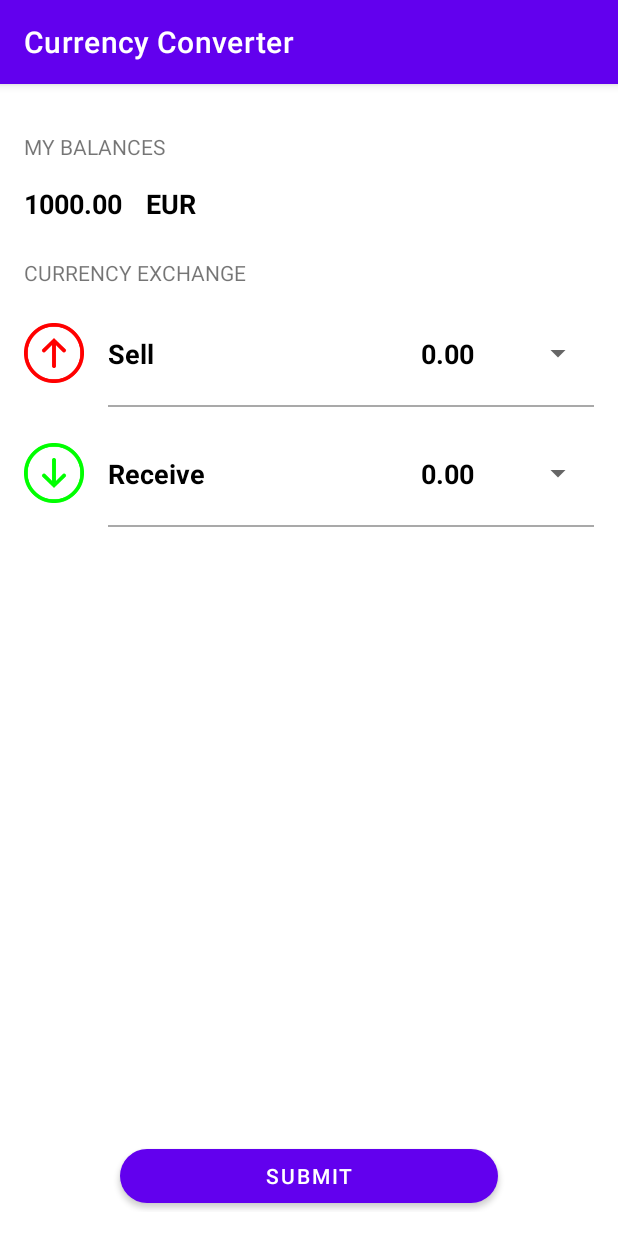
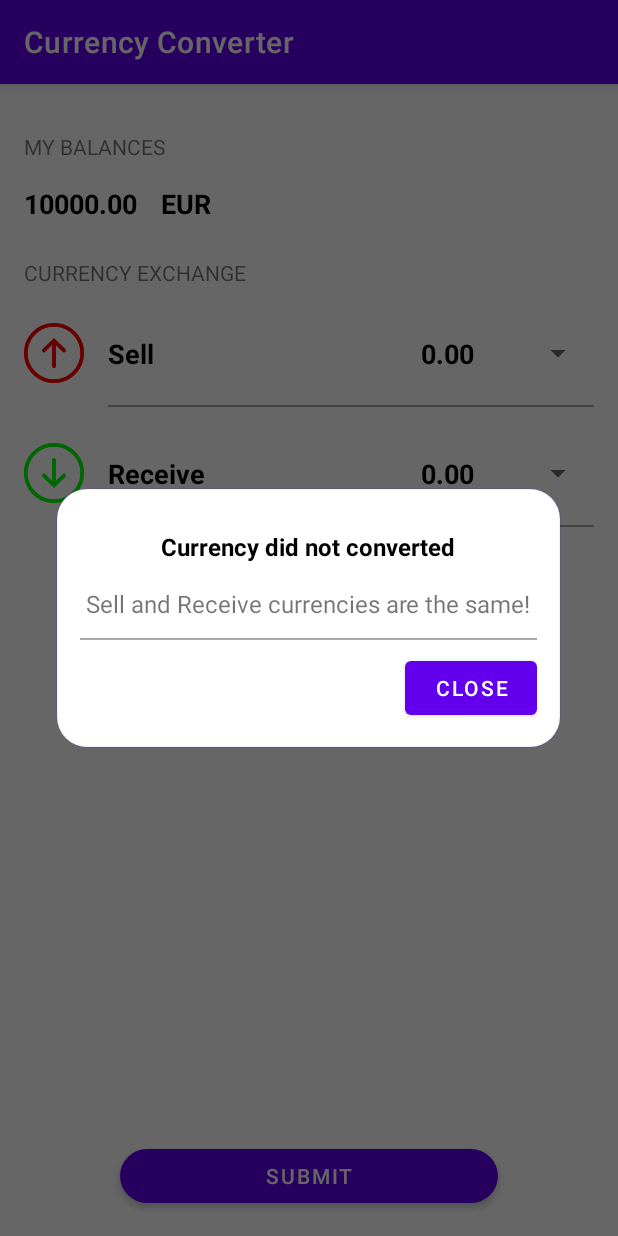
Before and after one commit to VaruzhSargsyan/ExamExchange, an Android app: the screen it shows after launch (MainActivity), after a tap on "SUBMIT", on a phone screen of 412 x 824 dp. Run offline under Robolectric (Android 15) with nearby library versions, the phone set to English and light mode, and no system bars; our stand-ins replace Room's generated code; network calls fail; 1 statement that could not run was skipped.

Commit message:
- implemented dialog, res/kt files, styles, strings/texts and messages - implemented fee calculation layer to separate the process for further development - added rules into database for fee calculations - added rules of different type - finalized conversion - updated balance data structure - added fee calculator into application layer - few bug fixes in calculation formulas

```diff
--- a/app/src/main/java/com/app/examexchange/application/ApplicationModel.kt
+++ b/app/src/main/java/com/app/examexchange/application/ApplicationModel.kt
@@ -1,12 +1,14 @@
 package com.app.examexchange.application
 
 import com.app.examexchange.database.MyDatabase
+import com.app.examexchange.model.FeeCalculator
 import com.app.examexchange.reopsitories.DatabaseRepository
 import kotlinx.coroutines.CoroutineScope
 
-class ApplicationModel(private val application: Application, private val applicationScope: CoroutineScope) {
+class ApplicationModel(val application: Application, private val applicationScope: CoroutineScope) {
 
     private val database by lazy { MyDatabase.getDatabase(application, applicationScope) }
     val repository by lazy { DatabaseRepository(database) }
+    val feeCalculator by lazy { FeeCalculator(database) }
 
 }
--- a/app/src/main/java/com/app/examexchange/database/MyDatabase.kt
+++ b/app/src/main/java/com/app/examexchange/database/MyDatabase.kt
@@ -22,13 +22,13 @@ abstract class MyDatabase : RoomDatabase() {
 
     private class DatabaseCallback(
         private val scope: CoroutineScope
-    ) : RoomDatabase.Callback() {
+    ) : Callback() {
 
         override fun onCreate(db: SupportSQLiteDatabase) {
             super.onCreate(db)
             INSTANCE?.let { database ->
                 scope.launch {
-                    database.balanceDao().upsert(listOf(Balance(currency = "EUR", value = 1000.0f)))
+                    database.balanceDao().upsert(listOf(Balance(currency = "EUR", value = 10000.0f)))
                     database.ruleDao().insert(getRules())
                 }
             }
--- a/app/src/main/java/com/app/examexchange/database/dao/ExchangeDao.kt
+++ b/app/src/main/java/com/app/examexchange/database/dao/ExchangeDao.kt
@@ -14,6 +14,6 @@ interface ExchangeDao {
     suspend fun insert(exchange: Exchange)
 
     @RawQuery
-    fun runRule(query: SupportSQLiteQuery): Boolean?
+    suspend fun runRuleOnHistory(query: SupportSQLiteQuery): Boolean?
 
 }
--- a/app/src/main/java/com/app/examexchange/database/entities/Balance.kt
+++ b/app/src/main/java/com/app/examexchange/database/entities/Balance.kt
@@ -9,6 +9,8 @@ data class Balance (
     @PrimaryKey
     @ColumnInfo(name = "currency") val currency: String,
     @ColumnInfo(name = "value") val value: Float
-) {
+) : Comparable<Balance> {
     fun getFormattedValueString() = String.format("%.2f", value)
+
+    override fun compareTo(other: Balance) = value.compareTo(other.value)
 }
--- a/app/src/main/java/com/app/examexchange/database/entities/Rule.kt
+++ b/app/src/main/java/com/app/examexchange/database/entities/Rule.kt
@@ -8,11 +8,29 @@ import androidx.room.PrimaryKey
 data class Rule (
     @PrimaryKey(autoGenerate = true) val id: Int = 0,
     @ColumnInfo(name = "description") val name: String,
-    @ColumnInfo(name = "sql_script") val sql_script: String
+    @ColumnInfo(name = "content") val content: String,
+    @ColumnInfo(name = "type") val type: String
 ) {
-    constructor(name: String, sql_script: String) : this(0, name, sql_script)
+    constructor(name: String, sql_script: String, type: String)
+            : this(0, name, sql_script, type)
 }
 
-private val rule1 = Rule("The first five currency exchanges are free of charge",
-    "SELECT CAST(CASE WHEN COUNT(id) <= 5 THEN 1 ELSE 0 END AS BIT) FROM table_exchanges;")
-fun getRules() = listOf(rule1)
+object RuleTypes {
+    const val SCRIPT_RUN_ON_EXCHANGE = "Database script for Exchange table"
+    const val DEFAULT_FEE = "Default fee value"
+    const val CONVERSION_MAXIMAL_LIMIT_IN_EURO = "Conversion limit calculation"
+}
+
+private val rule1 = Rule("The first five currency exchanges are free of charge.",
+    "SELECT CAST(CASE WHEN COUNT(id) < 5 THEN 1 ELSE 0 END AS BIT) FROM table_exchanges;",
+        RuleTypes.SCRIPT_RUN_ON_EXCHANGE)
+private val rule2 = Rule("Every tenth conversion is free.",
+    "SELECT CAST(CASE WHEN COUNT(id) % 3 = 0 THEN 1 ELSE 0 END AS BIT) FROM table_exchanges;",
+        RuleTypes.SCRIPT_RUN_ON_EXCHANGE)
+private val rule3 = Rule("Default fee value is equal to 0.7%.",
+    "0.007",
+        RuleTypes.DEFAULT_FEE)
+private val rule4 = Rule("Conversion of up to 200 Euros is free of charge etc.",
+    "SELECT CAST(CASE WHEN MOD(COUNT(id), 10) = 0 THEN 1 ELSE 0 END AS BIT) FROM table_exchanges;",
+    RuleTypes.CONVERSION_MAXIMAL_LIMIT_IN_EURO)
+fun getRules() = listOf(rule1, rule2, rule3, rule4)
--- a/app/src/main/java/com/app/examexchange/model/BindingFactory.kt
+++ b/app/src/main/java/com/app/examexchange/model/BindingFactory.kt
@@ -6,6 +6,7 @@ import androidx.annotation.LayoutRes
 import androidx.viewbinding.ViewBinding
 import com.app.examexchange.R
 import com.app.examexchange.databinding.ActivityMainBinding
+import com.app.examexchange.databinding.DialogSimpleBinding
 import com.app.examexchange.databinding.ListItemBalanceBinding
 import com.app.examexchange.databinding.ListItemCurrencySpinnerBinding
 import com.app.examexchange.databinding.ViewCurrencyBinding
@@ -22,6 +23,9 @@ class BindingFactory {
                 // activities
                 R.layout.activity_main -> ActivityMainBinding.inflate(layoutInflater)
 
+                // activities
+                R.layout.dialog_simple -> DialogSimpleBinding.inflate(layoutInflater)
+
                 // custom views
                 R.layout.view_currency -> ViewCurrencyBinding.inflate(layoutInflater)
                 R.layout.view_progress -> ViewProgressBinding.inflate(layoutInflater)
--- a/app/src/main/java/com/app/examexchange/ui/custom/CurrencyView.kt
+++ b/app/src/main/java/com/app/examexchange/ui/custom/CurrencyView.kt
@@ -22,8 +22,9 @@ class CurrencyView : ConstraintLayout {
     private lateinit var blockCurrency: (String) -> Unit
     private lateinit var blockSum: (Float) -> Unit
     private var currency: String? = null
+    private var sum: Float? = null
     private var adapter: ArrayAdapter<String>? = null
-    private var listCurrencies: List<String> = listOf("EUR", "USD")
+    private var listCurrencies: List<String> = ArrayList()//listOf("EUR", "USD")
 
     private val textWatcher: TextWatcher = object : TextWatcher {
         override fun beforeTextChanged(s: CharSequence, start: Int, count: Int, after: Int) {}
@@ -46,8 +47,9 @@ class CurrencyView : ConstraintLayout {
         }
     }
 
-    private val onItemSelectedListener = object: OnItemSelectedListener {
-        override fun onItemSelected(p0: AdapterView<*>?, p1: View?, position: Int, p3: Long) {
+    private val onItemSelectedListener = object : OnItemSelectedListener1 {
+        override var firstItemSelectionAvoided: Boolean = false
+        override fun onItemSelected(position: Int) {
             blockCurrency(adapter!!.getItem(position).toString())
         }
 
@@ -90,7 +92,6 @@ class CurrencyView : ConstraintLayout {
         )
 
         binding.editValue.addTextChangedListener(textWatcher)
-        binding.spinnerCurrency.onItemSelectedListener = onItemSelectedListener
     }
 
     fun setup(blockCurrency: (String) -> Unit, blockSum: (Float) -> Unit) {
@@ -110,12 +111,21 @@ class CurrencyView : ConstraintLayout {
         adapter = ArrayAdapter(context, R.layout.list_item_currency_spinner, listCurrencies)
         binding.spinnerCurrency.adapter = adapter
 
+        binding.spinnerCurrency.onItemSelectedListener = onItemSelectedListener
+
         currency?.let { updateOnlyValue(it) }
+        sum?.let { updateOnlyValue(it) }
     }
 
     fun updateOnlyValue(sum: Float) {
+        this.sum = sum
         binding.editValue.removeTextChangedListener(textWatcher)
-        binding.editValue.setText(String.format("%.2f", sum))
+
+        val position = binding.editValue.selectionEnd
+        val textFormatted = String.format("%.2f", sum)
+        binding.editValue.setText(textFormatted)
+        binding.editValue.setSelection(min(position, textFormatted.length))
+
         binding.editValue.addTextChangedListener(textWatcher)
     }
 
@@ -124,8 +134,23 @@ class CurrencyView : ConstraintLayout {
 
         adapter?.let {
             binding.spinnerCurrency.onItemSelectedListener = null
+
             binding.spinnerCurrency.setSelection(it.getPosition(currency))
+
             binding.spinnerCurrency.onItemSelectedListener = onItemSelectedListener
         }
     }
+
+    interface OnItemSelectedListener1 : OnItemSelectedListener {
+        var firstItemSelectionAvoided: Boolean
+
+        abstract fun onItemSelected(position: Int)
+        override fun onItemSelected(p0: AdapterView<*>?, p1: View?, position: Int, p3: Long) {
+            if (!firstItemSelectionAvoided && position == 0) {
+                firstItemSelectionAvoided = true
+                return
+            }
+            onItemSelected(position)
+        }
+    }
 }
--- /dev/null
+++ b/app/src/main/java/com/app/examexchange/ui/custom/SimpleDialog.kt
@@ -0,0 +1,42 @@
+package com.app.examexchange.ui.custom
+
+import android.app.Dialog
+import android.content.Context
+import android.view.LayoutInflater
+import android.view.Window
+import com.app.examexchange.R
+import com.app.examexchange.databinding.DialogSimpleBinding
+import com.app.examexchange.model.BindingFactory
+
+class SimpleDialog(context: Context?, title: String, message: String, private val block: () -> Unit) : Runnable {
+    private val dialog: Dialog
+
+    override fun run() {
+        show()
+    }
+
+    private fun show() {
+        dialog.show()
+    }
+
+    init {
+        val binding: DialogSimpleBinding = BindingFactory.bind(LayoutInflater.from(context), R.layout.dialog_simple)
+
+        dialog = Dialog(context!!)
+        dialog.requestWindowFeature(Window.FEATURE_NO_TITLE)
+        dialog.window?.setBackgroundDrawableResource(android.R.color.transparent)
+
+        dialog.setContentView(binding.root)
+
+        dialog.setCancelable(true)
+
+        dialog.setOnDismissListener { block() }
+
+        binding.buttonClose.setOnClickListener {
+            block()
+            dialog.dismiss()
+        }
+        binding.textDialog.text = message
+        binding.titleDialog.text = title
+    }
+}
--- a/app/src/main/java/com/app/examexchange/ui/screens/MainActivity.kt
+++ b/app/src/main/java/com/app/examexchange/ui/screens/MainActivity.kt
@@ -9,6 +9,7 @@ import com.app.examexchange.R
 import com.app.examexchange.databinding.ActivityMainBinding
 import com.app.examexchange.model.BindingFactory
 import com.app.examexchange.model.ViewModelFactory
+import com.app.examexchange.ui.custom.SimpleDialog
 import com.kotlin.exam1.BalanceAdapter
 import kotlin.streams.toList
 
@@ -26,8 +27,7 @@ class MainActivity : AppCompatActivity() {
         setContentView(binding.root)
 
         binding.buttonSubmit.setOnClickListener {
-            if (viewModel.verifyExchange())
-                viewModel.submitExchange()
+            viewModel.verifyAndSubmitExchange()
         }
 
         binding.listBalances.adapter = balanceAdapter
@@ -45,12 +45,13 @@ class MainActivity : AppCompatActivity() {
         }
 
         viewModel.listCurrencies.observe(this) { currencies ->
+            viewModel.initDefaultExchange()
+
             val currencyNames = currencies.stream().map { it.name }.toList()
             binding.viewReceive.update(currencyNames)
             binding.viewCell.update(currencyNames)
             if (binding.viewProgressBar.visibility == View.VISIBLE) {
                 binding.viewProgressBar.visibility = View.GONE
-                viewModel.initDefaultExchange()
             }
         }
 
@@ -69,5 +70,13 @@ class MainActivity : AppCompatActivity() {
         viewModel.sumReceive.observe(this) { sum ->
             binding.viewReceive.updateOnlyValue(sum)
         }
+
+        viewModel.message.observe(this) {
+            it?.let { showSimpleDialog(it.first, it.second) {} }
+        }
+    }
+
+    private fun showSimpleDialog(title: String, message: String, block: () -> Unit) {
+        this@MainActivity.runOnUiThread(SimpleDialog(this@MainActivity, title, message, block))
     }
 }
--- /dev/null
+++ b/app/src/main/res/drawable/dialog_simple.xml
@@ -0,0 +1,12 @@
+<?xml version="1.0" encoding="utf-8"?>
+<shape xmlns:android="http://schemas.android.com/apk/res/android"
+    android:shape="rectangle">
+
+    <corners android:radius="20dp"/>
+
+    <solid android:color="?android:colorBackground"/>
+
+    <stroke android:width="1dp"
+        android:color="?attr/colorPrimaryTransparent"/>
+
+</shape>
--- /dev/null
+++ b/app/src/main/res/layout/dialog_simple.xml
@@ -0,0 +1,55 @@
+<?xml version="1.0" encoding="utf-8"?>
+<androidx.constraintlayout.widget.ConstraintLayout
+    xmlns:android="http://schemas.android.com/apk/res/android"
+    xmlns:app="http://schemas.android.com/apk/res-auto"
+    android:layout_width="wrap_content"
+    android:layout_height="wrap_content"
+    android:padding="16dp"
+    android:orientation="vertical"
+    android:gravity="center"
+    android:background="@drawable/dialog_simple">
+
+    <Button
+        android:id="@+id/buttonClose"
+        android:layout_width="wrap_content"
+        android:layout_height="wrap_content"
+        android:layout_gravity="center"
+        android:text="@string/button_close"
+        app:layout_constraintBottom_toBottomOf="parent"
+        app:layout_constraintEnd_toEndOf="parent"/>
+
+    <View
+        android:id="@+id/separator"
+        android:layout_width="0dp"
+        android:layout_height="1dp"
+        android:layout_marginBottom="8dp"
+        android:background="@color/separator"
+        app:layout_constraintBottom_toTopOf="@id/buttonClose"
+        app:layout_constraintStart_toStartOf="parent"
+        app:layout_constraintEnd_toEndOf="parent"/>
+
+    <TextView
+        android:id="@+id/titleDialog"
+        style="@style/DialogTitleStyle"
+        android:text="Text Message\nText MessageText MessageText MessageText MessageText Message"
+        android:lines="1"
+        app:layout_constraintStart_toStartOf="parent"
+        app:layout_constraintEnd_toEndOf="parent"
+        app:layout_constraintTop_toTopOf="parent"/>
+
+    <TextView
+        android:id="@+id/textDialog"
+        android:layout_width="wrap_content"
+        android:layout_height="wrap_content"
+        android:background="@null"
+        android:layout_marginTop="8dp"
+        android:layout_marginBottom="8dp"
+        android:padding="4dp"
+        android:text="Text Message\nText MessageText MessageText MessageText MessageText Message"
+        android:textSize="16sp"
+        app:layout_constraintStart_toStartOf="parent"
+        app:layout_constraintEnd_toEndOf="parent"
+        app:layout_constraintTop_toBottomOf="@id/titleDialog"
+        app:layout_constraintBottom_toTopOf="@id/separator"/>
+
+</androidx.constraintlayout.widget.ConstraintLayout>
--- a/app/src/main/res/values/strings.xml
+++ b/app/src/main/res/values/strings.xml
@@ -6,9 +6,16 @@
 
     <string name="text_sell">Sell</string>
     <string name="text_receive">Receive</string>
+    <string name="text_currency_converted_formatted">You have converted %.2f %s to %.2f %s. Commission fee - %.2f %s.</string>
+    <string name="text_not_enough_funds">Please check the balance!\nNot enough funds (%s).</string>
+    <string name="text_both_currencies_are_the_same">Sell and Receive currencies are the same!</string>
+    <string name="text_please_enter_positive_values">Please enter positive values!</string>
+
     <string name="title_currency_converted">Currency converted</string>
+    <string name="title_currency_did_not_converted">Currency did not converted</string>
 
     <string name="button_submit">Submit</string>
+    <string name="button_close">Close</string>
 
     <string name="empty"/>
 </resources>
--- a/app/src/main/res/values/styles.xml
+++ b/app/src/main/res/values/styles.xml
@@ -23,6 +23,18 @@
         <item name="android:indeterminateTint">?attr/colorPrimary</item>
     </style>
 
+    <style name="DialogTitleStyle">
+        <item name="android:layout_height">wrap_content</item>
+        <item name="android:layout_width">wrap_content</item>
+        <item name="android:layout_marginTop">8dp</item>
+        <item name="android:layout_marginBottom">8dp</item>
+        <item name="android:padding">4dp</item>
+        <item name="android:textSize">16sp</item>
+        <item name="android:textColor">@color/black</item>
+        <item name="android:textStyle">bold</item>
+        <item name="android:background">@null</item>
+    </style>
+
     <attr format="color" name="colorPrimaryTransparent"/>
 
 </resources>
```
Also changed, not shown: app/src/main/java/com/app/examexchange/database/entities/Exchange.kt (+7 -2 lines), app/src/main/java/com/app/examexchange/model/FeeCalculator.kt (added, +44 -0 lines), app/src/main/java/com/app/examexchange/reopsitories/DatabaseRepository.kt (+0 -11 lines), app/src/main/java/com/app/examexchange/ui/screens/MainViewModel.kt (+63 -14 lines).
